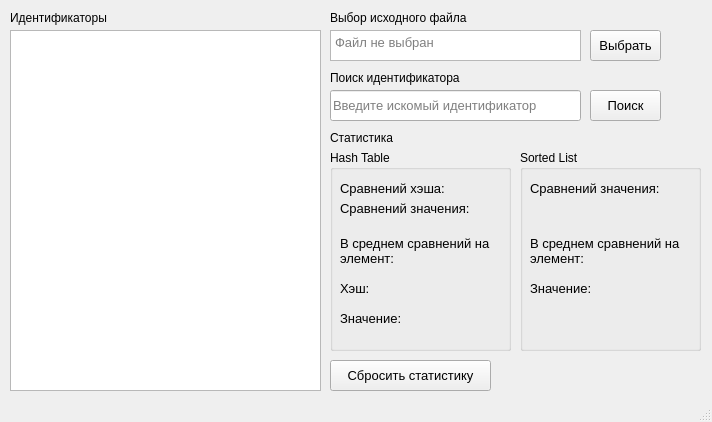
This is mainwindow.ui in FlyingChopstick/IdentifierTable as Qt 5 draws it before an edit. The edited form follows.
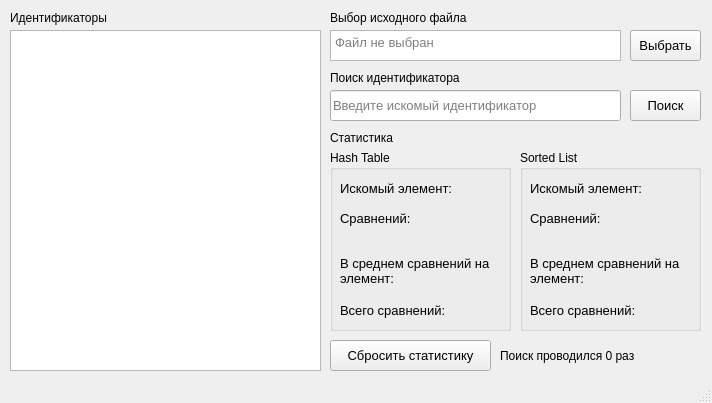
This is the edited form.

Commit message: Overhauled HashTable - removed _hashes[] Finished UI Minor statistics changes

What changed in the file:
```diff
--- a/mainwindow.ui
+++ b/mainwindow.ui
@@ -7,7 +7,7 @@
     <x>0</x>
     <y>0</y>
     <width>712</width>
-    <height>422</height>
+    <height>403</height>
    </rect>
   </property>
   <property name="windowTitle">
@@ -20,7 +20,7 @@
       <x>10</x>
       <y>30</y>
       <width>311</width>
-      <height>361</height>
+      <height>341</height>
      </rect>
     </property>
     <property name="focusPolicy">
@@ -33,7 +33,7 @@
    <widget class="QPushButton" name="b_selectFile">
     <property name="geometry">
      <rect>
-      <x>590</x>
+      <x>630</x>
       <y>30</y>
       <width>71</width>
       <height>31</height>
@@ -53,7 +53,7 @@
      <rect>
       <x>330</x>
       <y>30</y>
-      <width>251</width>
+      <width>291</width>
       <height>31</height>
      </rect>
     </property>
@@ -141,7 +141,7 @@
      <rect>
       <x>330</x>
       <y>90</y>
-      <width>251</width>
+      <width>291</width>
       <height>31</height>
      </rect>
     </property>
@@ -166,7 +166,7 @@
    <widget class="QPushButton" name="b_search">
     <property name="geometry">
      <rect>
-      <x>590</x>
+      <x>630</x>
       <y>90</y>
       <width>71</width>
       <height>31</height>
@@ -187,35 +187,17 @@
       <x>330</x>
       <y>150</y>
       <width>181</width>
-      <height>201</height>
+      <height>181</height>
      </rect>
     </property>
     <property name="title">
      <string>Hash Table</string>
     </property>
-    <widget class="QLabel" name="l_ht_hashComp">
-     <property name="geometry">
-      <rect>
-       <x>10</x>
-       <y>30</y>
-       <width>161</width>
-       <height>16</height>
-      </rect>
-     </property>
-     <property name="font">
-      <font>
-       <pointsize>10</pointsize>
-      </font>
-     </property>
-     <property name="text">
-      <string>Сравнений хэша:</string>
-     </property>
-    </widget>
     <widget class="QLabel" name="l_ht_valComp">
      <property name="geometry">
       <rect>
        <x>10</x>
-       <y>50</y>
+       <y>60</y>
        <width>161</width>
        <height>16</height>
       </rect>
@@ -226,14 +208,14 @@
       </font>
      </property>
      <property name="text">
-      <string>Сравнений значения:</string>
+      <string>Сравнений:</string>
      </property>
     </widget>
     <widget class="QLabel" name="l_ht_mean">
      <property name="geometry">
       <rect>
        <x>10</x>
-       <y>80</y>
+       <y>100</y>
        <width>161</width>
        <height>41</height>
       </rect>
@@ -254,7 +236,7 @@
      <property name="geometry">
       <rect>
        <x>10</x>
-       <y>130</y>
+       <y>30</y>
        <width>161</width>
        <height>16</height>
       </rect>
@@ -265,16 +247,16 @@
       </font>
      </property>
      <property name="text">
-      <string>Хэш:</string>
+      <string>Искомый элемент:</string>
      </property>
     </widget>
     <widget class="QLabel" name="l_ht_mean_val">
      <property name="geometry">
       <rect>
        <x>10</x>
-       <y>160</y>
+       <y>150</y>
        <width>161</width>
-       <height>16</height>
+       <height>21</height>
       </rect>
      </property>
      <property name="font">
@@ -283,7 +265,10 @@
       </font>
      </property>
      <property name="text">
-      <string>Значение:</string>
+      <string>Всего сравнений:</string>
+     </property>
+     <property name="wordWrap">
+      <bool>true</bool>
      </property>
     </widget>
    </widget>
@@ -293,7 +278,7 @@
       <x>520</x>
       <y>150</y>
       <width>181</width>
-      <height>201</height>
+      <height>181</height>
      </rect>
     </property>
     <property name="title">
@@ -303,7 +288,7 @@
      <property name="geometry">
       <rect>
        <x>10</x>
-       <y>30</y>
+       <y>60</y>
        <width>161</width>
        <height>16</height>
       </rect>
@@ -314,14 +299,14 @@
       </font>
      </property>
      <property name="text">
-      <string>Сравнений значения:</string>
+      <string>Сравнений:</string>
      </property>
     </widget>
     <widget class="QLabel" name="l_sl_mean">
      <property name="geometry">
       <rect>
        <x>10</x>
-       <y>80</y>
+       <y>100</y>
        <width>161</width>
        <height>41</height>
       </rect>
@@ -342,7 +327,7 @@
      <property name="geometry">
       <rect>
        <x>10</x>
-       <y>130</y>
+       <y>30</y>
        <width>161</width>
        <height>16</height>
       </rect>
@@ -353,7 +338,28 @@
       </font>
      </property>
      <property name="text">
-      <string>Значение:</string>
+      <string>Искомый элемент:</string>
+     </property>
+    </widget>
+    <widget class="QLabel" name="l_sl_totalComp">
+     <property name="geometry">
+      <rect>
+       <x>10</x>
+       <y>150</y>
+       <width>161</width>
+       <height>21</height>
+      </rect>
+     </property>
+     <property name="font">
+      <font>
+       <pointsize>10</pointsize>
+      </font>
+     </property>
+     <property name="text">
+      <string>Всего сравнений:</string>
+     </property>
+     <property name="wordWrap">
+      <bool>true</bool>
      </property>
     </widget>
    </widget>
@@ -361,7 +367,7 @@
     <property name="geometry">
      <rect>
       <x>330</x>
-      <y>360</y>
+      <y>340</y>
       <width>161</width>
       <height>31</height>
      </rect>
@@ -375,6 +381,19 @@
      <string>Сбросить статистику</string>
     </property>
    </widget>
+   <widget class="QLabel" name="l_searchCount">
+    <property name="geometry">
+     <rect>
+      <x>500</x>
+      <y>340</y>
+      <width>201</width>
+      <height>31</height>
+     </rect>
+    </property>
+    <property name="text">
+     <string>Поиск проводился 0 раз</string>
+    </property>
+   </widget>
   </widget>
   <widget class="QStatusBar" name="statusbar"/>
  </widget>
```
Left out of the diff: 6 changed lines with no effect on the pictures. The commit also changes 4 other files.
